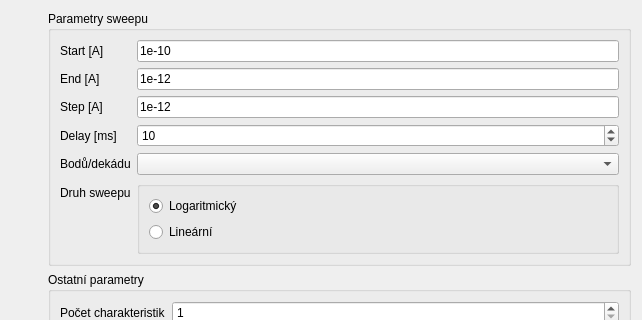
Above: sweeper/gui.ui from roesel/k237 before the change; both pictures show x 258 to 900 and y 0 to 320 of the 900 by 643 pixel window. Below: the same form after it.
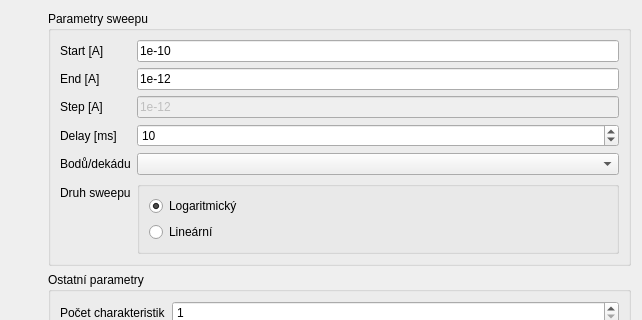
That is the form after the change. Icons and pictures are not drawn.

The edit to the form file:
```diff
--- a/sweeper/gui.ui
+++ b/sweeper/gui.ui
@@ -170,6 +170,9 @@
       </item>
       <item row="2" column="1">
        <widget class="QLineEdit" name="stepEdit">
+        <property name="enabled">
+         <bool>false</bool>
+        </property>
         <property name="text">
          <string>1e-12</string>
         </property>
```
Left out of the diff: 4 changed lines with no effect on the pictures.
